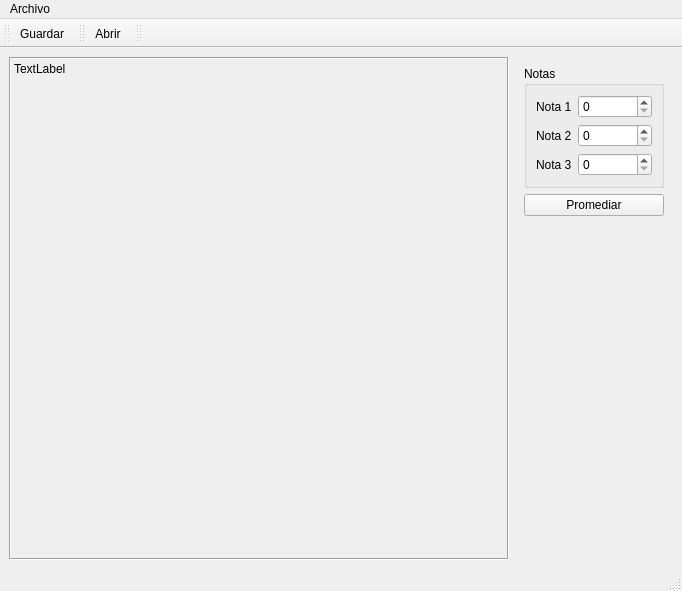
Old version of the form principal.ui in the repository matt087/Qt-Graficos-02.
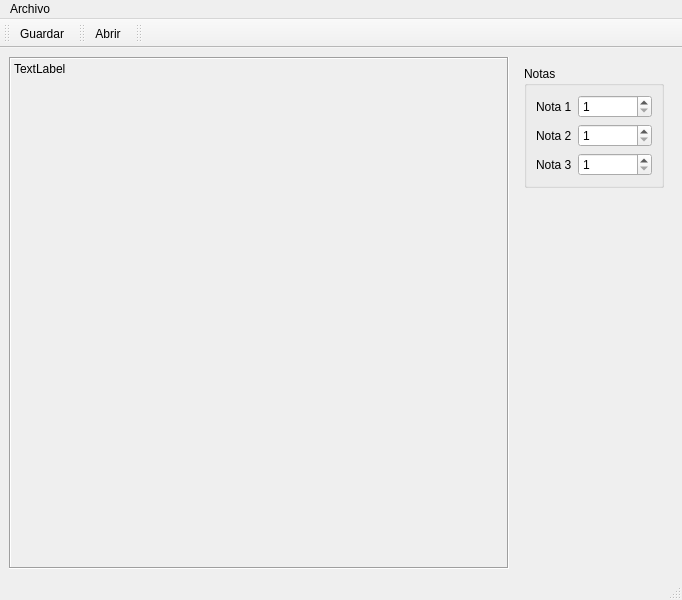
New version of the form. Icons and pictures are not drawn.

What changed in the file:
```diff
--- a/principal.ui
+++ b/principal.ui
@@ -7,7 +7,7 @@
     <x>0</x>
     <y>0</y>
     <width>682</width>
-    <height>591</height>
+    <height>600</height>
    </rect>
   </property>
   <property name="windowTitle">
@@ -56,7 +56,14 @@
              </widget>
             </item>
             <item row="0" column="1">
-             <widget class="QSpinBox" name="nota1"/>
+             <widget class="QSpinBox" name="nota1">
+              <property name="minimum">
+               <number>1</number>
+              </property>
+              <property name="maximum">
+               <number>100</number>
+              </property>
+             </widget>
             </item>
             <item row="1" column="0">
              <widget class="QLabel" name="label_2">
@@ -66,7 +73,14 @@
              </widget>
             </item>
             <item row="1" column="1">
-             <widget class="QSpinBox" name="nota2"/>
+             <widget class="QSpinBox" name="nota2">
+              <property name="minimum">
+               <number>1</number>
+              </property>
+              <property name="maximum">
+               <number>100</number>
+              </property>
+             </widget>
             </item>
             <item row="2" column="0">
              <widget class="QLabel" name="label_3">
@@ -76,18 +90,18 @@
              </widget>
             </item>
             <item row="2" column="1">
-             <widget class="QSpinBox" name="nota3"/>
+             <widget class="QSpinBox" name="nota3">
+              <property name="minimum">
+               <number>1</number>
+              </property>
+              <property name="maximum">
+               <number>100</number>
+              </property>
+             </widget>
             </item>
            </layout>
           </widget>
          </item>
-         <item>
-          <widget class="QPushButton" name="btnpromediar">
-           <property name="text">
-            <string>Promediar</string>
-           </property>
-          </widget>
-         </item>
         </layout>
        </widget>
       </item>
```
Left out of the diff: 6 changed lines with no effect on the pictures.
